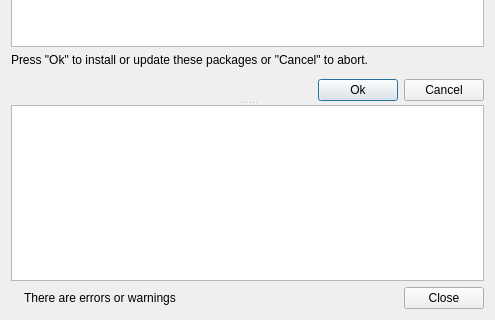
Before: the Qt Designer form src/lay/lay/SaltManagerInstallConfirmationDialog.ui in KLayout/klayout, drawn with Qt 5; both pictures show x 0 to 495 and y 158 to 478 of the 495 by 478 pixel window.
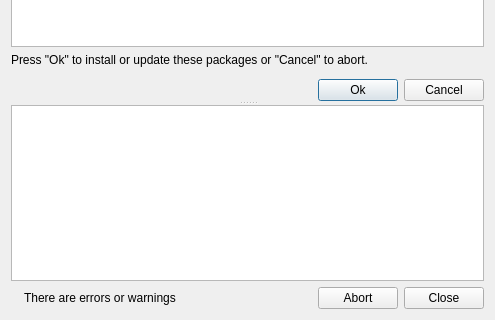
After: the same form once the commit is applied. Icons and pictures are not drawn.

Commit message:
Fixed issue-973 (timeout in Salt Manager)
The implementation now offers "infinite timeout" with
the option to abort download.

Patch:
```diff
--- a/src/lay/lay/SaltManagerInstallConfirmationDialog.ui
+++ b/src/lay/lay/SaltManagerInstallConfirmationDialog.ui
@@ -308,6 +308,13 @@
                </property>
               </spacer>
              </item>
+             <item>
+              <widget class="QPushButton" name="abort_button">
+               <property name="text">
+                <string>Abort</string>
+               </property>
+              </widget>
+             </item>
              <item>
               <widget class="QPushButton" name="close_button">
                <property name="text">
```
The commit also changes 14 other files.
